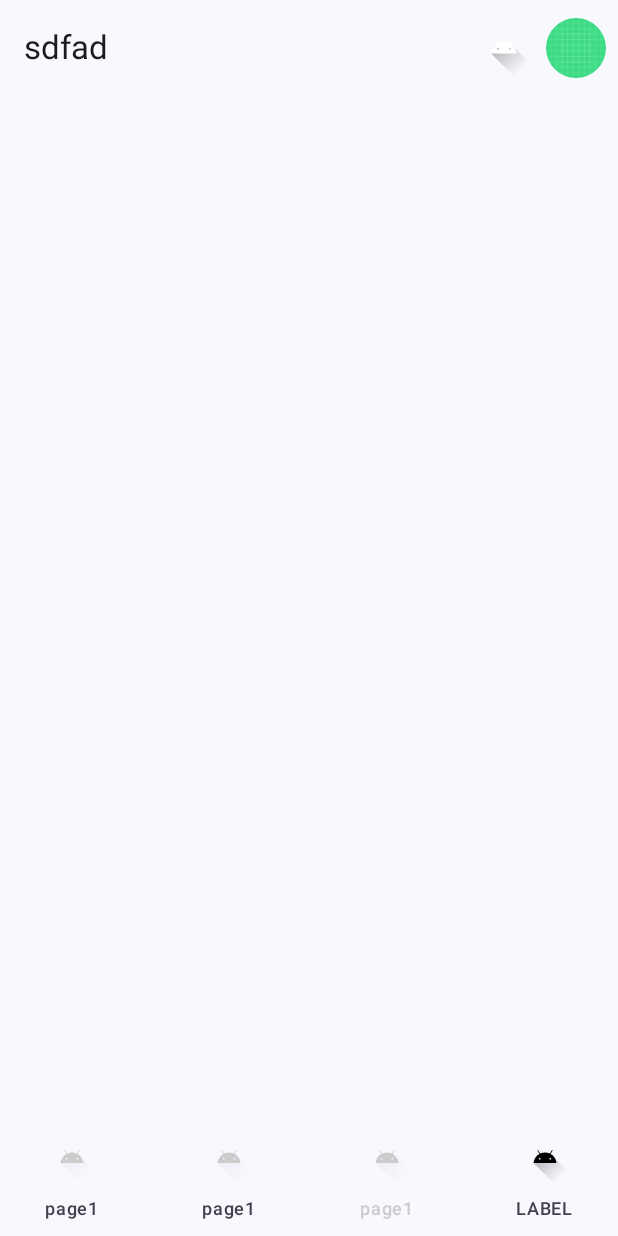
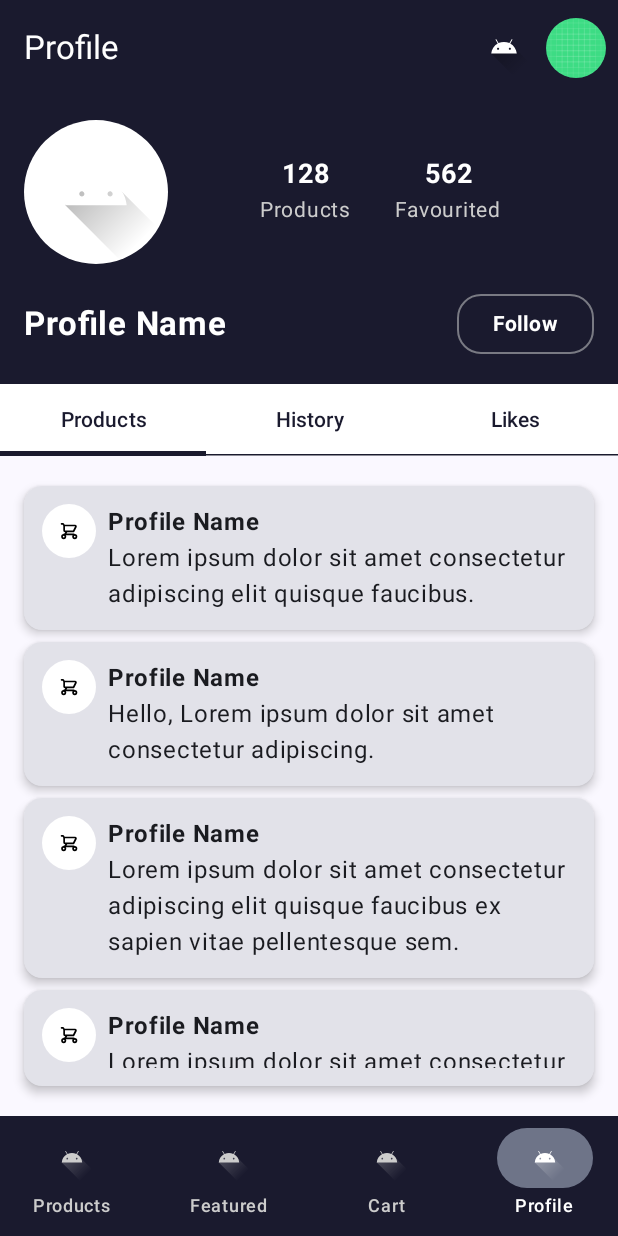
Before and after one commit to massimo-syntax/ShoppingApp, an Android app built with Jetpack Compose: the composable MainScreen shown on its own in the app's theme, item 4 of the bottom bar chosen, on a phone screen of 412 x 824 dp. Run offline under Robolectric (Android 15) with nearby library versions, the phone set to English and light mode, and no system bars; our stand-ins replace Firebase (no records; nobody signed in at launch, a user with empty details on screens opened directly); pictures from the network do not load.

Commit message:
profile page

```diff
--- /dev/null
+++ b/app/src/main/java/com/example/shoppingapp/AppStyle/AppStyle.kt
@@ -0,0 +1,11 @@
+package com.example.shoppingapp.AppStyle
+
+import androidx.compose.ui.graphics.Color
+
+sealed class AppStyle {
+
+    object colors {
+        val lightBlue = Color(0xffd8e6ff)
+        val darkBlule = Color(0xFF1A1A2E)
+    }
+}
--- a/app/src/main/java/com/example/shoppingapp/components/TextFields.kt
+++ b/app/src/main/java/com/example/shoppingapp/components/TextFields.kt
@@ -32,8 +32,8 @@ import androidx.compose.ui.text.TextStyle
 import androidx.compose.ui.unit.TextUnit
 import androidx.compose.ui.unit.dp
 import androidx.compose.ui.unit.sp
+import com.example.shoppingapp.AppStyle.AppStyle
 import com.example.shoppingapp.R
-import com.example.shoppingapp.screen.mainScreenPages.AppStyle
 
 
 
--- a/app/src/main/java/com/example/shoppingapp/components/TopAppBars.kt
+++ b/app/src/main/java/com/example/shoppingapp/components/TopAppBars.kt
@@ -14,6 +14,7 @@ import androidx.compose.material3.ExperimentalMaterial3Api
 import androidx.compose.material3.IconButton
 import androidx.compose.material3.Text
 import androidx.compose.material3.TopAppBar
+import androidx.compose.material3.TopAppBarColors
 import androidx.compose.runtime.Composable
 import androidx.compose.runtime.getValue
 import androidx.compose.runtime.mutableStateOf
@@ -27,6 +28,7 @@ import androidx.compose.ui.platform.LocalFocusManager
 import androidx.compose.ui.platform.LocalSoftwareKeyboardController
 import androidx.compose.ui.res.painterResource
 import androidx.compose.ui.unit.dp
+import com.example.shoppingapp.AppStyle.AppStyle
 import com.example.shoppingapp.R
 import com.example.shoppingapp.data.model.User
 import com.google.firebase.Firebase
@@ -79,10 +81,18 @@ fun TopBarHome() {
 
 @OptIn(ExperimentalMaterial3Api::class)
 @Composable
-fun SimpleStandardTopBar(title: String = "Title" ) {
+fun SimpleStandardTopBar(title: String = "Title", dark:Boolean = false) {
     var expanded by remember { mutableStateOf(false) }
     val context = LocalContext.current
     TopAppBar(
+        colors = TopAppBarColors(
+            containerColor = if (dark) AppStyle.colors.darkBlule else Color.White,
+            scrolledContainerColor = if(dark) AppStyle.colors.darkBlule else Color.White,
+            titleContentColor = if (!dark) AppStyle.colors.darkBlule else Color.White,
+            subtitleContentColor = if (!dark) AppStyle.colors.darkBlule else Color.White,
+            actionIconContentColor = if (!dark) AppStyle.colors.darkBlule else Color.White,
+            navigationIconContentColor = if (!dark) AppStyle.colors.darkBlule else Color.White,
+            ),
         modifier = Modifier,
         title = { Text(title) },
         actions = {
--- a/app/src/main/java/com/example/shoppingapp/screen/MainScreen.kt
+++ b/app/src/main/java/com/example/shoppingapp/screen/MainScreen.kt
@@ -1,9 +1,12 @@
 package com.example.shoppingapp.screen
 
+import android.graphics.drawable.Icon
+import android.graphics.pdf.PdfDocument
 import androidx.compose.foundation.border
 import androidx.compose.foundation.layout.height
 import androidx.compose.foundation.layout.padding
 import androidx.compose.material3.Icon
+import androidx.compose.material3.LocalContentColor
 import androidx.compose.material3.MaterialTheme
 import androidx.compose.material3.NavigationBar
 import androidx.compose.material3.NavigationBarItem
@@ -18,15 +21,17 @@ import androidx.compose.ui.Modifier
 import androidx.compose.ui.graphics.Color
 import androidx.compose.ui.res.painterResource
 import androidx.compose.ui.unit.dp
+import com.example.shoppingapp.AppStyle.AppStyle
 import com.example.shoppingapp.R
 import com.example.shoppingapp.components.SimpleStandardTopBar
 import com.example.shoppingapp.screen.mainScreenPages.Home
+import com.example.shoppingapp.screen.mainScreenPages.ProfilePage
 
 enum class Pages(val str: String) {
-    ONE("dsf"),
-    TWO("sdfasd"),
-    THREE("asdfasd"),
-    FOUR("sdfad")
+    ONE("Products"),
+    TWO("Featured"),
+    THREE("Cart"),
+    FOUR("Profile")
 }
 
 @Composable
@@ -35,85 +40,71 @@ fun MainScreen(){
     var selectedPage by remember { mutableStateOf(Pages.ONE) }
 
     fun colorNavbarItem(page:Pages):Color{
-        return if (selectedPage == page) Color.Black
+        return if (selectedPage == page) Color.White
         else Color.LightGray
     }
+
+    val navbarItems: List<Pair<Pages, Int>> = listOf(
+        Pair(
+            Pages.ONE,
+            R.drawable.ic_launcher_foreground
+        ),
+        Pair(
+            Pages.TWO,
+            R.drawable.ic_launcher_foreground
+        ),        Pair(
+            Pages.THREE,
+            R.drawable.ic_launcher_foreground
+        ),        Pair(
+            Pages.FOUR,
+            R.drawable.ic_launcher_foreground
+        ),
+
+    )
 
     Scaffold(
         topBar = {
             when(selectedPage){
-                Pages.ONE -> SimpleStandardTopBar(Pages.ONE.str)
-                Pages.TWO -> SimpleStandardTopBar(Pages.TWO.str)
-                Pages.THREE -> SimpleStandardTopBar(Pages.THREE.str)
-                Pages.FOUR -> SimpleStandardTopBar(Pages.FOUR.str)
+                Pages.ONE -> SimpleStandardTopBar(Pages.ONE.str , true)
+                Pages.TWO -> SimpleStandardTopBar(Pages.TWO.str , true)
+                Pages.THREE -> SimpleStandardTopBar(Pages.THREE.str , true)
+                Pages.FOUR -> SimpleStandardTopBar(Pages.FOUR.str , true)
             }
         },
         bottomBar = {
             NavigationBar(
-                containerColor = MaterialTheme.colorScheme.background,
+                containerColor = AppStyle.colors.darkBlule,
+                contentColor = Color.White,
                 //modifier = Modifier.border(2.dp,Color.Red)
             ){
+                navbarItems.forEach {
                     NavigationBarItem(
-                    selected = false,
-                    onClick = { selectedPage = Pages.ONE},
+                        selected = selectedPage == it.first,
+                        onClick = { selectedPage = it.first},
                         icon = {
                             Icon(
-                            painter = painterResource(R.drawable.ic_launcher_foreground),
-                            contentDescription = "cart",
-                            modifier = Modifier.height(36.dp),
-                            tint = colorNavbarItem(Pages.ONE)
-                        )
-                    },
-                    label = {Text("page1")}
-                )
-                NavigationBarItem(
-                    selected = false,
-                    onClick = {selectedPage = Pages.TWO},
-                    modifier = Modifier.height(80.dp),
-                    icon = {
-                        Icon(
-                            painter = painterResource(R.drawable.ic_launcher_foreground),
-                            contentDescription = "cart",
-                            modifier = Modifier.height(36.dp),
-                            tint = colorNavbarItem(Pages.TWO)
-                        )
-                    },
-                    label = {Text("page1")}
-                )
+                                painter = painterResource(it.second),
+                                contentDescription = it.first.str,
+                                modifier = Modifier.height(32.dp),
+                                tint = {
+                                    colorNavbarItem(it.first)
+                                }
 
-                NavigationBarItem(
-                    selected = false,
-                    onClick = {selectedPage = Pages.THREE},
-                    icon = {
-                        Icon(
-                            painter = painterResource(R.drawable.ic_launcher_foreground),
-                            contentDescription = "cart",
-                            modifier = Modifier.height(36.dp),
-                            tint = colorNavbarItem(Pages.THREE)
                             )
                         },
                         label = {
                             Text(
-                            text ="page1",
-                            color = colorNavbarItem(Pages.THREE)
+                                text = it.first.str,
+                                color = colorNavbarItem(it.first)
+                                )
+                        }
                     )
                 }
 
-                )
-                NavigationBarItem(
-                    selected = false,
-                    onClick = {selectedPage = Pages.FOUR},
-                    icon = {
-                        Icon(
-                            painter = painterResource(R.drawable.ic_launcher_foreground),
-                            contentDescription = "cart",
-                            modifier = Modifier.height(36.dp),
-                            tint = colorNavbarItem(Pages.FOUR)
-                        )
-                    },
-                    label = {Text(text = "LABEL")}
-                )
+
             }
+
+
 
         }
     ) { innerPadding ->
@@ -133,7 +124,7 @@ fun MainScreenContent(modifier: Modifier = Modifier, page: Pages){
         Pages.ONE -> Home(modifier)
         Pages.TWO -> Text("hello there 2")
         Pages.THREE -> RemoteProductsScreen(modifier)
-        Pages.FOUR -> Text("hello there last")
+        Pages.FOUR -> ProfilePage(modifier)
     }
 
 }
--- a/app/src/main/java/com/example/shoppingapp/screen/mainScreenPages/Home.kt
+++ b/app/src/main/java/com/example/shoppingapp/screen/mainScreenPages/Home.kt
@@ -35,19 +35,12 @@ import androidx.compose.ui.text.style.TextAlign
 import androidx.compose.ui.unit.dp
 import androidx.compose.ui.unit.sp
 import coil.compose.AsyncImage
+import com.example.shoppingapp.AppStyle.AppStyle
 import com.example.shoppingapp.R
 import com.example.shoppingapp.components.CustomTextField
 
 import com.example.shoppingapp.data.remote.Product
 
-
-
-
-sealed class AppStyle(){
-    object colors {
-        val lightBlue = Color(0xffd8e6ff)
-    }
-}
 
 
 @Composable
--- /dev/null
+++ b/app/src/main/java/com/example/shoppingapp/screen/mainScreenPages/Profile.kt
@@ -0,0 +1,239 @@
+package com.example.shoppingapp.screen.mainScreenPages
+
+import androidx.compose.foundation.Image
+import androidx.compose.foundation.background
+import androidx.compose.foundation.border
+import androidx.compose.foundation.layout.*
+import androidx.compose.foundation.layout.Arrangement
+import androidx.compose.foundation.rememberScrollState
+import androidx.compose.foundation.shape.CircleShape
+import androidx.compose.foundation.shape.RoundedCornerShape
+import com.example.shoppingapp.R
+import androidx.compose.material3.Button
+import androidx.compose.material3.ButtonDefaults
+import androidx.compose.material3.Card
+import androidx.compose.material3.CardDefaults
+import androidx.compose.material3.HorizontalDivider
+import androidx.compose.material3.Icon
+import androidx.compose.material3.OutlinedButton
+import androidx.compose.material3.ScrollableTabRow
+import androidx.compose.material3.SecondaryScrollableTabRow
+import androidx.compose.material3.SecondaryTabRow
+import androidx.compose.material3.Tab
+import androidx.compose.material3.TabIndicatorScope
+import androidx.compose.material3.TabRow
+import androidx.compose.material3.TabRowDefaults
+import androidx.compose.material3.Text
+import androidx.compose.runtime.*
+import androidx.compose.ui.Alignment
+import androidx.compose.ui.Modifier
+import androidx.compose.ui.draw.clip
+import androidx.compose.ui.graphics.Color
+import androidx.compose.ui.res.painterResource
+import androidx.compose.ui.text.font.FontWeight
+import androidx.compose.ui.unit.dp
+import androidx.compose.ui.unit.sp
+import com.example.shoppingapp.AppStyle.AppStyle
+
+@Composable
+fun ProfilePage(modifier: Modifier = Modifier) {
+    val tabs = listOf("Products", "History", "Likes")
+    var selectedTab by remember { mutableIntStateOf(0) }
+
+    Column(modifier = modifier.fillMaxSize()) {
+        // Profile Header
+        Box(
+            modifier = Modifier
+                .fillMaxWidth()
+                .background(AppStyle.colors.darkBlule )
+                //.padding(top = 32.dp, bottom = 16.dp)
+        ) {
+            Column(
+                modifier = Modifier.fillMaxWidth(),
+                horizontalAlignment = Alignment.CenterHorizontally
+            ) {
+                Row(
+                    modifier = Modifier.fillMaxWidth().padding(16.dp),
+                    verticalAlignment = Alignment.CenterVertically,
+                ) {
+
+                    // Avatar
+                    Image(
+                        painter = painterResource(R.drawable.ic_launcher_foreground), // Replace with your drawable
+                        contentDescription = "Profile Picture",
+                        modifier = Modifier
+                            .size(96.dp)
+                            .clip(CircleShape)
+                            .background(Color.White)
+                    )
+                    Spacer(modifier = Modifier.height(4.dp))
+
+                    // Followers / Following
+                    Row(
+                        horizontalArrangement = Arrangement.SpaceEvenly,
+                        modifier = Modifier.fillMaxWidth().padding(horizontal = 32.dp)
+                    ) {
+
+                        Column(horizontalAlignment = Alignment.CenterHorizontally) {
+                            Text(
+                                "128",
+                                color = Color.White,
+                                fontWeight = FontWeight.Bold,
+                                fontSize = 18.sp
+                            )
+                            Text("Products", color = Color.LightGray, fontSize = 14.sp)
+                        }
+                        Column(horizontalAlignment = Alignment.CenterHorizontally) {
+                            Text(
+                                "562",
+                                color = Color.White,
+                                fontWeight = FontWeight.Bold,
+                                fontSize = 18.sp
+                            )
+                            Text("Favourited", color = Color.LightGray, fontSize = 14.sp)
+                        }
+                    }
+
+                }
+
+
+                Spacer(modifier = Modifier.height(0.dp))
+
+                Row (
+                    modifier = Modifier.padding(horizontal = 16.dp).fillMaxWidth(),
+                    verticalAlignment = Alignment.CenterVertically,
+                    horizontalArrangement = Arrangement.SpaceBetween
+                    ) {
+                    // Name & Username
+                    Text(
+                        "Profile Name",
+                        color = Color.White,
+                        fontWeight = FontWeight.Bold,
+                        fontSize = 22.sp,
+                    )
+                    OutlinedButton(
+                        onClick = { /* Follow action */ },
+                        colors = ButtonDefaults.buttonColors(
+                            contentColor = Color.White,
+                            containerColor = AppStyle.colors.darkBlule
+                        ),
+                        shape = RoundedCornerShape(40)
+                    ) {
+                        Text("Follow", fontWeight = FontWeight.Bold)
+                    }
+                }
+                Spacer(Modifier.height(16.dp))
+            }
+        }
+
+        // Tabs
+        SecondaryTabRow (
+            selectedTabIndex = selectedTab,
+            containerColor = Color.White,
+            contentColor = AppStyle.colors.darkBlule,
+            indicator = { TabRowDefaults.SecondaryIndicator(
+                Modifier.tabIndicatorOffset(selectedTab, matchContentSize = false),
+                color = AppStyle.colors.darkBlule
+            )},
+            divider = { HorizontalDivider(color = AppStyle.colors.darkBlule) },
+        ) {
+            tabs.forEachIndexed { index, tab ->
+                Tab(
+                    selected = selectedTab == index,
+                    onClick = { selectedTab = index },
+                    text = { Text(tab) },
+                    /*icon = {
+                        when (index) {
+                            0 -> Icon(painterResource(R.drawable.adaptivecarticon_foreground), contentDescription = null)
+                            1 -> Icon(painterResource(R.drawable.ic_launcher_foreground), contentDescription = null)
+                            2 -> Icon(painterResource(R.drawable.ic_launcher_background), contentDescription = null)
+                        }
+                    } */
+                )
+            }
+        }
+        // Tab Content
+        when (selectedTab) {
+            0 -> VibesTab()
+            1 -> MediaTab()
+            2 -> LikesTab()
+        }
+    }
+}
+
+@Composable
+fun VibesTab() {
+    // Example posts
+    val posts = listOf(
+        "Lorem ipsum dolor sit amet consectetur adipiscing elit quisque faucibus.",
+        "Hello, Lorem ipsum dolor sit amet consectetur adipiscing.",
+        "Lorem ipsum dolor sit amet consectetur adipiscing elit quisque faucibus ex sapien vitae pellentesque sem.",
+        "Lorem ipsum dolor sit amet consectetur adipiscing elit quisque."
+    )
+    Column(modifier = Modifier.fillMaxWidth().padding(16.dp)) {
+        posts.forEach { post ->
+            Card(
+                modifier = Modifier
+                    .fillMaxWidth()
+                    .padding(vertical = 4.dp),
+                shape = RoundedCornerShape(12.dp),
+                elevation = CardDefaults.cardElevation(4.dp)
+            ) {
+                Row(modifier = Modifier.padding(12.dp)) {
+                    Image(
+                        painter = painterResource(id = R.drawable.adaptivecarticon_foreground), // Replace with your drawable
+                        contentDescription = null,
+                        modifier = Modifier
+                            .size(36.dp)
+                            .clip(CircleShape)
+                            .background(Color.White)
+                    )
+                    Spacer(modifier = Modifier.width(8.dp))
+                    Column {
+                        Text("Profile Name", fontWeight = FontWeight.Bold)
+                        Text(post)
+                    }
+                }
+            }
+        }
+    }
+}
+
+@Composable
+fun MediaTab() {
+    Column(
+        modifier = Modifier
+            .fillMaxWidth()
+            .padding(16.dp),
+        horizontalAlignment = Alignment.CenterHorizontally
+    ) {
+        // Example media item
+        Card(
+            modifier = Modifier.size(120.dp),
+            shape = RoundedCornerShape(12.dp),
+            elevation = CardDefaults.cardElevation(4.dp)
+        ) {
+            // Replace with actual media
+            Image(
+                painter = painterResource(id = R.drawable.adaptivecarticon_foreground), // Replace with your media drawable
+                contentDescription = "Media",
+                modifier = Modifier.fillMaxSize()
+            )
+        }
+        Spacer(modifier = Modifier.height(8.dp))
+        Text("Media content goes here...")
+    }
+}
+
+@Composable
+fun LikesTab() {
+    Column(
+        modifier = Modifier
+            .fillMaxWidth()
+            .padding(16.dp),
+        horizontalAlignment = Alignment.CenterHorizontally
+    ) {
+        Icon(painterResource(R.drawable.adaptivecarticon_foreground) , contentDescription = null, tint = Color.Red, modifier = Modifier.size(48.dp))
+        Text("Liked posts will appear here.")
+    }
+}
```
Lines whose indentation alone changed are shown as unchanged.
